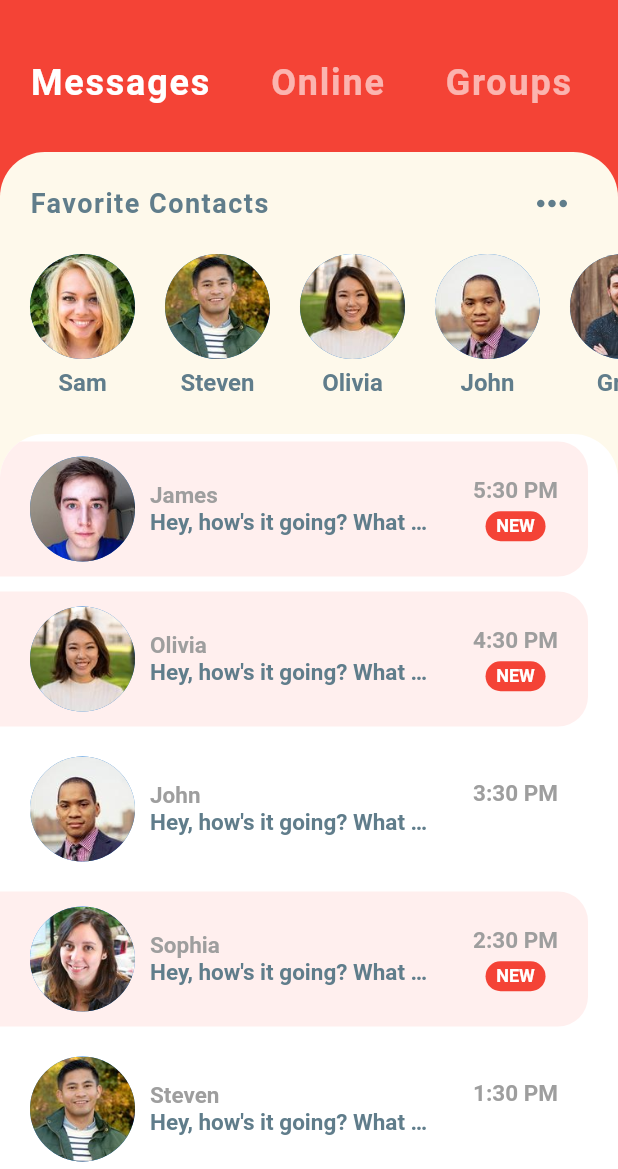
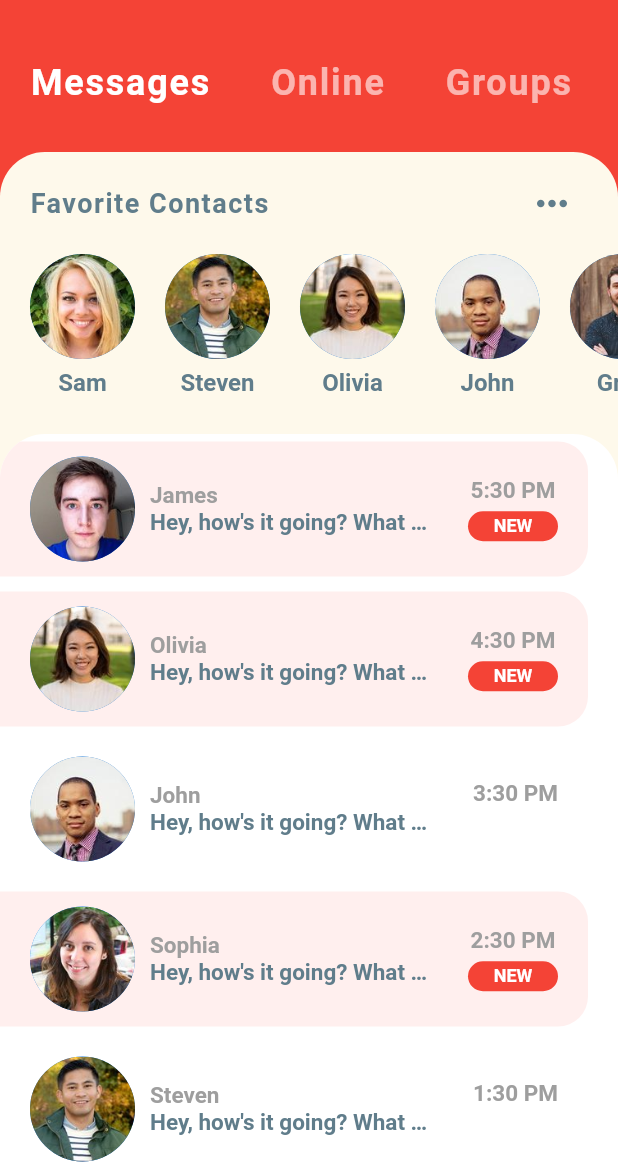
Before and after one commit to AbhinavRobinson/flutter-chat, a Flutter app: the screen it shows after launch, on a phone screen of 412 x 824 dp, the part 67-1236 px from its top. Run offline on Flutter 3.47's test engine with Material 2 defaults, Android fonts, the phone set to English and light mode, and no system bars.

Commit message:
(feat): chat msg section finalize

```diff
--- a/lib/widgets/recent_chats.dart
+++ b/lib/widgets/recent_chats.dart
@@ -85,7 +85,7 @@ class RecentChats extends StatelessWidget {
                         SizedBox(height: 5.0),
                         chat.unread
                             ? Container(
-                                width: 40.0,
+                                width: 60.0,
                                 height: 20.0,
                                 decoration: BoxDecoration(
                                   color: Theme.of(context).primaryColor,
```
